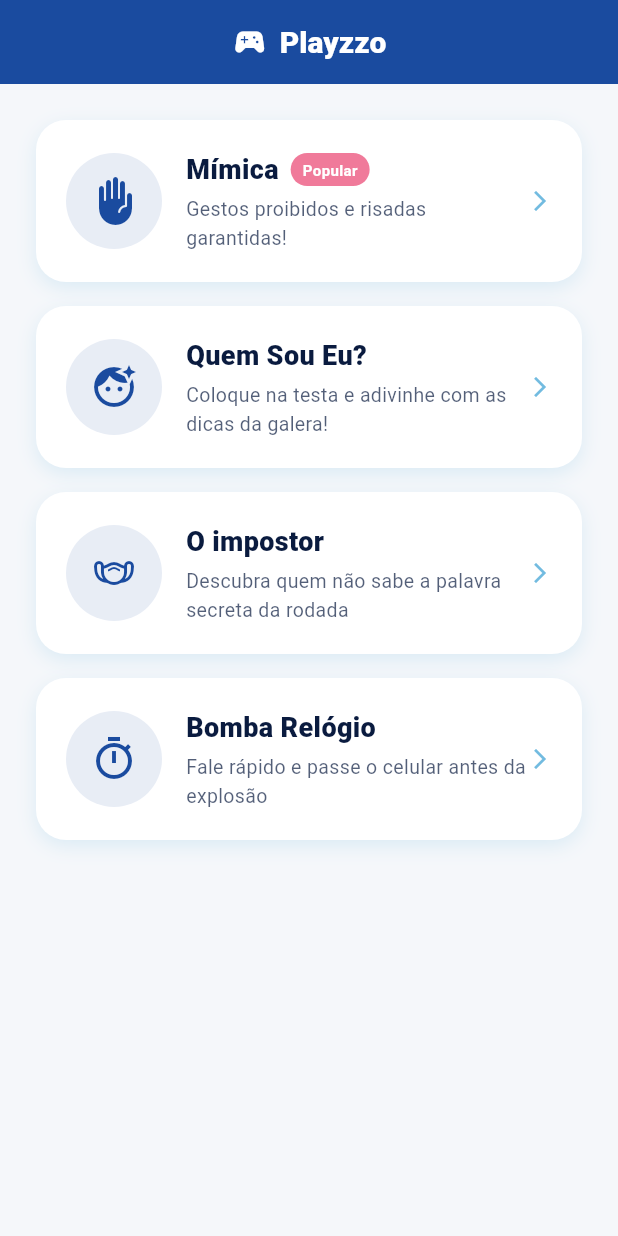
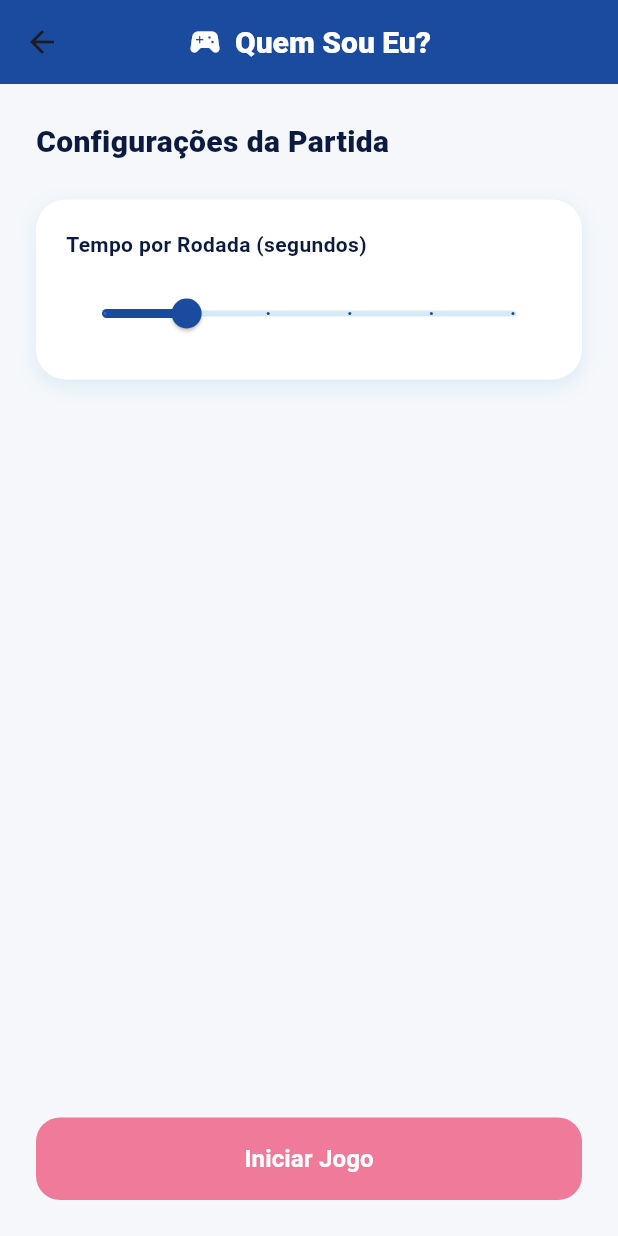
Before and after one commit to DavidCrr/Playzzo, a Flutter app: the screen it shows after launch, after a tap on "Quem Sou Eu?", on a phone screen of 412 x 824 dp. Run offline on Flutter 3.47's test engine with Material 3 defaults, Android fonts, the phone set to English and light mode, and no system bars.

Commit message:
Estruturação do começo de uma tela de configuração + acertos na seleção

```diff
--- /dev/null
+++ b/lib/views/tela_config_jogo.dart
@@ -0,0 +1,130 @@
+import 'package:flutter/material.dart';
+
+const Color azulCobalto = Color(0xFF1A4B9F);
+const Color azulCeleste = Color(0xFF72BBE0);
+const Color brancoPuro = Color(0xFFFFFFFF);
+const Color azulMarinho = Color(0xFF0A1B3F);
+const Color rosaCoral = Color(0xFFF07A9A);
+
+class PlayzzoAppBar extends StatelessWidget implements PreferredSizeWidget {
+  final String titleText;
+
+  const PlayzzoAppBar({super.key, required this.titleText});
+
+  @override
+  Widget build(BuildContext context) {
+    return AppBar(
+      backgroundColor: azulCobalto,
+      elevation: 0,
+      centerTitle: true,
+      title: Row(
+        mainAxisSize: MainAxisSize.min,
+        children: [
+          const Icon(Icons.sports_esports, color: brancoPuro, size: 24),
+          const SizedBox(width: 8),
+          Text(
+            titleText,
+            style: const TextStyle(
+              color: brancoPuro,
+              fontWeight: FontWeight.w900,
+              fontSize: 20,
+            ),
+          ),
+        ],
+      ),
+    );
+  }
+
+  @override
+  Size get preferredSize => const Size.fromHeight(kToolbarHeight);
+}
+
+class GameConfigScreen extends StatelessWidget {
+  final String gameTitle;
+
+  const GameConfigScreen({super.key, required this.gameTitle});
+
+  @override
+  Widget build(BuildContext context) {
+    return Scaffold(
+      backgroundColor: const Color(0xFFF5F7FA),
+      appBar: PlayzzoAppBar(titleText: gameTitle),
+      body: Padding(
+        padding: const EdgeInsets.all(24.0),
+        child: Column(
+          crossAxisAlignment: CrossAxisAlignment.stretch,
+          children: [
+            Text(
+              'Configurações da Partida',
+              style: TextStyle(
+                fontSize: 20,
+                fontWeight: FontWeight.w900,
+                color: azulMarinho,
+              ),
+            ),
+            const SizedBox(height: 24),
+            Container(
+              padding: const EdgeInsets.all(20),
+              decoration: BoxDecoration(
+                color: brancoPuro,
+                borderRadius: BorderRadius.circular(20),
+                boxShadow: [
+                  BoxShadow(
+                    color: azulCeleste.withOpacity(0.2),
+                    blurRadius: 10,
+                    offset: const Offset(0, 4),
+                  ),
+                ],
+              ),
+              child: Column(
+                crossAxisAlignment: CrossAxisAlignment.start,
+                children: [
+                  const Text(
+                    'Tempo por Rodada (segundos)',
+                    style: TextStyle(
+                      fontSize: 14,
+                      fontWeight: FontWeight.bold,
+                      color: azulMarinho,
+                    ),
+                  ),
+                  const SizedBox(height: 12),
+                  Slider(
+                    value: 60,
+                    min: 30,
+                    max: 180,
+                    divisions: 5,
+                    activeColor: azulCobalto,
+                    inactiveColor: azulCeleste.withOpacity(0.3),
+                    onChanged: (value) {},
+                  ),
+                ],
+              ),
+            ),
+            const Spacer(),
+            ElevatedButton(
+              style: ElevatedButton.styleFrom(
+                backgroundColor: rosaCoral,
+                padding: const EdgeInsets.symmetric(vertical: 16),
+                shape: RoundedRectangleBorder(
+                  borderRadius: BorderRadius.circular(16),
+                ),
+                elevation: 0,
+              ),
+              onPressed: () {
+                print("Iniciar partida de $gameTitle");
+              },
+              child: const Text(
+                'Iniciar Jogo',
+                style: TextStyle(
+                  fontSize: 16,
+                  fontWeight: FontWeight.bold,
+                  color: brancoPuro,
+                ),
+              ),
+            ),
+          ],
+        ),
+      ),
+    );
+  }
+}
--- a/lib/views/tela_selecao_jogo.dart
+++ b/lib/views/tela_selecao_jogo.dart
@@ -1,4 +1,6 @@
 import 'package:flutter/material.dart';
+import 'tela_config_jogo.dart';
+
 
 const Color azulCobalto = Color(0xFF1A4B9F);
 const Color azulCeleste = Color (0xFF72BBE0);
@@ -44,7 +46,6 @@ class GameCard extends StatelessWidget{
     final String description;
     final IconData icon;
     final VoidCallback onTap;
-    final bool isPopular;
 
     const GameCard({
         Key? key,
@@ -52,7 +53,6 @@ class GameCard extends StatelessWidget{
         required this.description,
         required this.icon,
         required this.onTap,
-        this.isPopular = false,
     }) : super(key: key);
 
     @override
@@ -88,8 +88,6 @@ class GameCard extends StatelessWidget{
                             child: Column(
                                 crossAxisAlignment: CrossAxisAlignment.start,
                                 children: [
-                                    Row(
-                                        children: [
                                     Text(
                                         title,
                                         style: const TextStyle(
@@ -97,22 +95,6 @@ class GameCard extends StatelessWidget{
                                             fontWeight: FontWeight.w800,
                                             color: azulMarinho,
                                         ),
-                                            ),
-                                            if(isPopular)...[
-                                                const SizedBox(width: 8),
-                                                Container(
-                                                    padding: const EdgeInsets.symmetric(horizontal: 8, vertical: 4),
-                                                    decoration: BoxDecoration(
-                                                        color: rosaCoral,
-                                                        borderRadius: BorderRadius.circular(12),
-                                                    ),
-                                                    child: const Text(
-                                                        'Popular',
-                                                        style: TextStyle(color: brancoPuro, fontSize: 10, fontWeight: FontWeight.bold),
-                                                    ),
-                                                ),
-                                            ]
-                                        ],
                                     ),
                                     const SizedBox(height: 4.0),
                                     Text(
@@ -148,33 +130,52 @@ class GameSelectionScreen extends StatelessWidget{
                         title: 'Mímica',
                         description: 'Gestos proibidos e risadas garantidas!',
                         icon: Icons.front_hand_rounded,
-                        isPopular: true,
                         onTap: () {
-                            print("Navegando para Configuração de Mímica");
+                            Navigator.push(
+                                context,
+                                MaterialPageRoute(
+                                builder: (context) => const GameConfigScreen(gameTitle: 'Mímica'),
+                                ),
+                            );
                         },
                     ),
                     GameCard(
                         title: 'Quem Sou Eu?',
                         description: 'Coloque na testa e adivinhe com as dicas da galera!',
                         icon: Icons.face_retouching_natural,
-                        onTap: (){
-                            print("Navegando para Configuração de Quem Sou Eu?");
+                        onTap: () {
+                            Navigator.push(
+                                context,
+                                MaterialPageRoute(
+                                builder: (context) => const GameConfigScreen(gameTitle: 'Quem Sou Eu?'),
+                                ),
+                            );
                         },
                     ),
                     GameCard(
                         title: 'O impostor',
                         description: 'Descubra quem não sabe a palavra secreta da rodada',
                         icon: Icons.masks_outlined,
-                        onTap: (){
-                            print("Navegando para Configuração de O Impostor");
+                        onTap: () {
+                            Navigator.push(
+                                context,
+                                MaterialPageRoute(
+                                builder: (context) => const GameConfigScreen(gameTitle: 'O Impostor'),
+                                ),
+                            );
                         },
                     ),
                     GameCard(
                         title: 'Bomba Relógio',
                         description: 'Fale rápido e passe o celular antes da explosão',
                         icon: Icons.timer_outlined,
-                        onTap: (){
-                            print("Navegando para Configuração de Bomba Relógio");
+                         onTap: () {
+                            Navigator.push(
+                                context,
+                                MaterialPageRoute(
+                                builder: (context) => const GameConfigScreen(gameTitle: 'Bomba Relógio'),
+                                ),
+                            );
                         },
                     ),
                 ],
```
Lines whose indentation alone changed are shown as unchanged.
